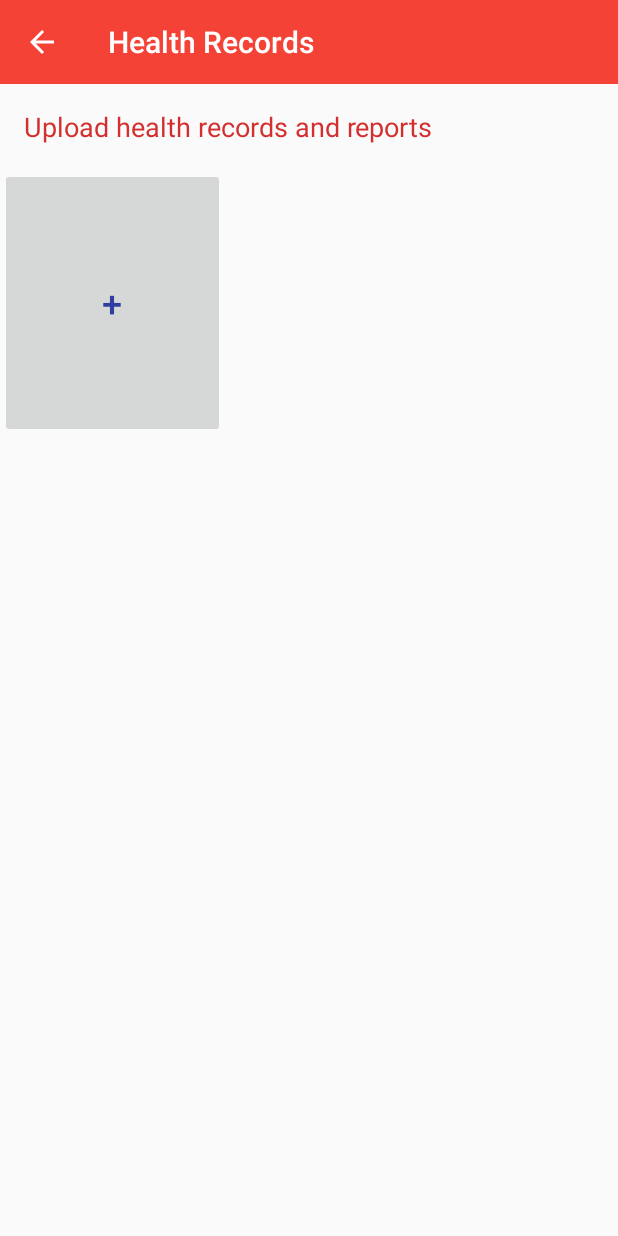
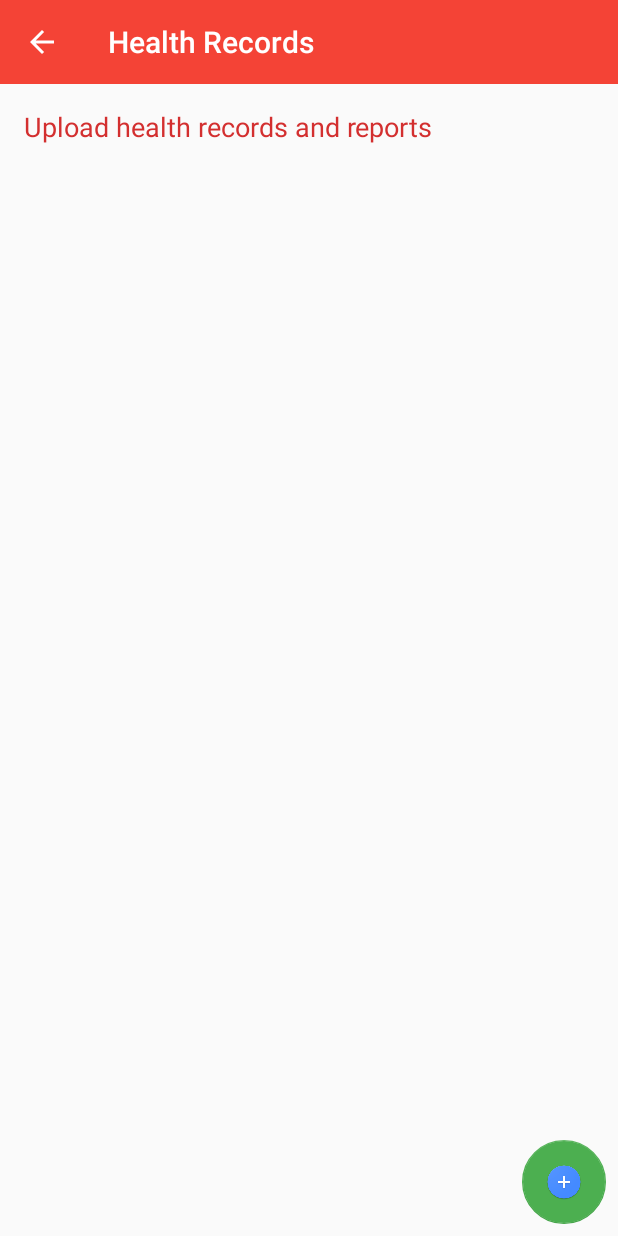
Before and after one commit to Muskan-Mittal/Medical_Helper, an Android app: the HealthRecordsActivity screen opened directly, with no data from a screen before it, on a phone screen of 412 x 824 dp. Run offline under Robolectric (Android 15) with nearby library versions, the phone set to English and light mode, and no system bars; our stand-ins replace Firebase (no records; nobody signed in at launch, a user with empty details on screens opened directly).

Commit message:
Added on click method on the grid items i.e images to display the complete image.

```diff
--- a/app/src/main/java/com/example/muskan/medical_help/Fragments/MyMedicineFragment.java
+++ b/app/src/main/java/com/example/muskan/medical_help/Fragments/MyMedicineFragment.java
@@ -133,12 +133,6 @@ public class MyMedicineFragment extends Fragment {
         }
 
         rootview = inflater.inflate(R.layout.fragment_mymedicine, container, false);
-
-        Toolbar toolbar = (Toolbar) rootview.findViewById(R.id.toolbar_actionbar_addMedicine);
-        if (toolbar != null) {
-            showBackButton();
-        }
-
         medicineRecyclerView = (RecyclerView) rootview.findViewById(R.id.recyclerView);
         layoutManager = new LinearLayoutManager(getActivity());
         medicineAdapter = new MedicineAdapter(getActivity(), medicineList, FilePathStrings, FileNameStrings);
--- a/app/src/main/java/com/example/muskan/medical_help/Fragments/RemindersFragment.java
+++ b/app/src/main/java/com/example/muskan/medical_help/Fragments/RemindersFragment.java
@@ -118,9 +118,7 @@ public class RemindersFragment extends Fragment implements RecyclerItemClickList
 
             @Override
             public void onItemLongClick(View view, final int position) {
-               /* if (( getActivity()) != null) {
-                    ((RecyclerItemClickListener.OnItemClickListener) getActivity()).onItemLongClick(view, position);
-                }*/
+
                 AlertDialog.Builder alertDlg = new AlertDialog.Builder(getActivity());
                 alertDlg.setMessage("Are you sure you remove this medicine?");
                 alertDlg.setCancelable(false);
--- a/app/src/main/java/com/example/muskan/medical_help/HealthRecordsActivity.java
+++ b/app/src/main/java/com/example/muskan/medical_help/HealthRecordsActivity.java
@@ -1,25 +1,35 @@
 package com.example.muskan.medical_help;
 
 import android.annotation.SuppressLint;
+import android.app.Activity;
 import android.app.ProgressDialog;
+import android.content.Context;
+import android.content.DialogInterface;
 import android.content.Intent;
 import android.content.pm.PackageManager;
 import android.net.Uri;
 import android.os.Build;
 import android.os.Bundle;
 import android.os.Environment;
+import android.os.Parcelable;
 import android.provider.MediaStore;
+import android.support.design.widget.FloatingActionButton;
+import android.support.v7.app.AlertDialog;
 import android.support.v7.app.AppCompatActivity;
 import android.support.v7.widget.GridLayoutManager;
+import android.support.v7.widget.LinearLayoutManager;
 import android.support.v7.widget.RecyclerView;
 import android.support.v7.widget.Toolbar;
 import android.util.Log;
 import android.view.View;
+import android.widget.Adapter;
 import android.widget.Button;
 import android.widget.ImageView;
 import android.widget.Toast;
 
+import com.example.muskan.medical_help.Helpers.MedicineAdapter;
 import com.example.muskan.medical_help.Helpers.RecordsAdapter;
+import com.example.muskan.medical_help.Models.medicine_model;
 import com.google.firebase.database.DatabaseReference;
 import com.google.firebase.database.FirebaseDatabase;
 import com.google.firebase.storage.FirebaseStorage;
@@ -29,21 +39,19 @@ import com.google.firebase.storage.StorageTask;
 import java.io.File;
 import java.io.IOException;
 import java.text.SimpleDateFormat;
+import java.util.ArrayList;
 import java.util.Date;
+import java.util.List;
 
 /**
  * Created by muskan on 10/1/18.
  */
 
-public class HealthRecordsActivity extends AppCompatActivity {
+public class HealthRecordsActivity extends AppCompatActivity implements RecyclerItemClickListener.OnItemClickListener {
 
     static int reportNum = 1;
-    Button addPhoto;
+    FloatingActionButton addPhoto;
     Uri currentImageUri;
-    ImageView currentImageView;
-    StorageReference storageReference;
-    DatabaseReference databaseReference;
-    StorageTask storageTask;
     // Request code for camera
     private final int CAMERA_REQUEST_CODE = 100;
     // Request code for runtime permissions
@@ -54,9 +62,10 @@ public class HealthRecordsActivity extends AppCompatActivity {
     private GridLayoutManager layoutManager;
     ProgressDialog progressDialog;
     File file;
-    private String[] FilePathStrings;
-    private String[] FileNameStrings;
+    private List<String> FilePathStrings;
+    private List<String> FileNameStrings;
     private File[] listFile;
+    Context context = this;
 
 
     @Override
@@ -71,33 +80,53 @@ public class HealthRecordsActivity extends AppCompatActivity {
 
         progressDialog = new ProgressDialog(this);
 
-        // Locate the image folder in your SD Card
-        file = new File(Environment.getExternalStorageDirectory()
-                + File.separator + "Health Records");
-        // Create a new folder if no folder named SDImageTutorial exist
-        file.mkdirs();
-        View rootview;
-
-        if (file.isDirectory()) {
-            listFile = file.listFiles();
-            // Create a String array for FilePathStrings
-            FilePathStrings = new String[listFile.length];
-            // Create a String array for FileNameStrings
-            FileNameStrings = new String[listFile.length];
-
-            for (int i = 0; i < listFile.length; i++) {
-                // Get the path of the image file
-                FilePathStrings[i] = listFile[i].getAbsolutePath();
-                // Get the name image file
-                FileNameStrings[i] = listFile[i].getName();
-            }
+        getImagesAfterUpdate();
 
         recordsAdapter = new RecordsAdapter(this, FilePathStrings, FileNameStrings);
         recordsRecyclerView.setLayoutManager(layoutManager);
         recordsRecyclerView.setAdapter(recordsAdapter);
+        recordsRecyclerView.addOnItemTouchListener(new RecyclerItemClickListener(this, recordsRecyclerView, new RecyclerItemClickListener.OnItemClickListener() {
+            @Override
+            public void onItemClick(View view, int position) {
+
+                //((RecyclerItemClickListener.OnItemClickListener) this).onItemClick(view, position);
+                Intent i = new Intent(HealthRecordsActivity.this, FullImageActivity.class);
+                i.putExtra("Filepath", FilePathStrings.get(position));
+                startActivity(i);
+            }
+
+            @Override
+            public void onItemLongClick(View view, final int position) {
+                Log.v("Confirm", "works");
+                AlertDialog.Builder alertDlg = new AlertDialog.Builder(context);
+                alertDlg.setMessage("Are you sure you want to remove this report?").setCancelable(false);
+
+                alertDlg.setPositiveButton("Yes", new DialogInterface.OnClickListener() {
+
+                    public void onClick(DialogInterface dialog, int id) {
+                        FilePathStrings.remove(position);
+                        FileNameStrings.remove(position);
+                        recordsAdapter.notifyItemRemoved(position);
+                        recordsAdapter.notifyItemRangeChanged(position, FileNameStrings.size());
+                        String fileName = FilePathStrings.get(position);
+                        File fDelete = new File(FilePathStrings.get(position));
+                        if (fDelete.exists()) {
+                            if (fDelete.delete()) {
+                                Log.v("file Deleted :", "" + FilePathStrings.get(position));
+                            } else {
+                                Log.v("file not Deleted :", "" + FilePathStrings.get(position));
+                            }
+                        }
+                    }
+                });
+            }
+        }));
+
 
         //Handle add photo button
-            addPhoto.setOnClickListener(new View.OnClickListener() {
+        addPhoto.setOnClickListener(new View.OnClickListener()
+
+        {
             @Override
             public void onClick(View view) {
                 if (getPackageManager().hasSystemFeature(PackageManager.FEATURE_CAMERA)) {
@@ -111,7 +140,7 @@ public class HealthRecordsActivity extends AppCompatActivity {
                 }
             }
         });
-        }
+
     }
 
     private void initToolbar() {
@@ -132,10 +161,7 @@ public class HealthRecordsActivity extends AppCompatActivity {
 
     public void initViews() {
 
-        addPhoto = (Button) findViewById(R.id.addRecord);
-        currentImageView = (ImageView) findViewById(R.id.currentImage);
-        storageReference = FirebaseStorage.getInstance().getReference("uploads");
-        databaseReference = FirebaseDatabase.getInstance().getReference("uploads");
+        addPhoto = (FloatingActionButton) findViewById(R.id.addRecord);
     }
 
     @SuppressLint("WrongConstant")
@@ -192,7 +218,6 @@ public class HealthRecordsActivity extends AppCompatActivity {
         Intent takePictureIntent = new Intent(MediaStore.ACTION_IMAGE_CAPTURE);
 
         if (takePictureIntent.resolveActivity(getPackageManager()) != null) {
-
             File photoFile = null;
             try {
                 photoFile = createImageFile();
@@ -210,7 +235,8 @@ public class HealthRecordsActivity extends AppCompatActivity {
         // Create an image file name
         String folderName = "Health Records";
         String timeStamp = new SimpleDateFormat("yyyyMMdd_HHmmss").format(new Date());
-        String imageFileName = "" + timeStamp + "_";
+        String imageFileName = "Record" + reportNum + "_" + timeStamp;
+        reportNum++;
         File f = new File(Environment.getExternalStorageDirectory(), folderName);
         if (!f.exists()) {
             f.mkdirs();
@@ -232,10 +258,47 @@ public class HealthRecordsActivity extends AppCompatActivity {
         super.onActivityResult(requestCode, resultCode, data);
         if (requestCode == CAMERA_REQUEST_CODE && resultCode == RESULT_OK) {
             try {
+                recordsAdapter.notifyDataSetChanged();
+                getImagesAfterUpdate();
                 //Picasso.with(this).load(currentImageUri).into(currentImageView);
             } catch (Exception e) {
                 e.printStackTrace();
             }
         }
     }
+
+    private void getImagesAfterUpdate() {
+
+        // Locate the image folder in your SD Card
+        file = new File(Environment.getExternalStorageDirectory()
+                + File.separator + "Health Records");
+        // Create a new folder if no folder named SDImageTutorial exist
+        file.mkdirs();
+
+        if (file.isDirectory()) {
+            listFile = file.listFiles();
+            // Create a String array for FilePathStrings
+            FilePathStrings = new ArrayList<>();
+            // Create a String array for FileNameStrings
+            FileNameStrings = new ArrayList<>();
+
+            for (int i = 0; i < listFile.length; i++) {
+                // Get the path of the image file
+                FilePathStrings.add(listFile[i].getAbsolutePath());
+                // Get the name image file
+                FileNameStrings.add(listFile[i].getName());
             }
+        }
+    }
+
+    @Override
+    public void onItemClick(View view, int position) {
+        Intent i = new Intent(HealthRecordsActivity.this, FullImageActivity.class);
+        startActivity(i);
+    }
+
+    @Override
+    public void onItemLongClick(View view, int position) {
+
+    }
+}
--- a/app/src/main/java/com/example/muskan/medical_help/Helpers/RecordsAdapter.java
+++ b/app/src/main/java/com/example/muskan/medical_help/Helpers/RecordsAdapter.java
@@ -13,6 +13,9 @@ import android.widget.TextView;
 
 import com.example.muskan.medical_help.R;
 
+import java.util.ArrayList;
+import java.util.List;
+
 /**
  * Created by muskan on 11/1/18.
  */
@@ -20,12 +23,12 @@ import com.example.muskan.medical_help.R;
 public class RecordsAdapter extends RecyclerView.Adapter<RecordsAdapter.RecordsViewHolder> {
 
     private Activity activity;
-    private String[] filename;
-    private String[] filepath;
+    private List<String> filename;
+    private List<String> filepath;
     private static LayoutInflater inflater = null;
     int pos = 0;
 
-    public RecordsAdapter(Activity a, String[] fpath, String[] fname) {
+    public RecordsAdapter(Activity a, List<String> fpath, List<String> fname) {
 
         activity = a;
         filename = fname;
@@ -43,15 +46,16 @@ public class RecordsAdapter extends RecyclerView.Adapter<RecordsAdapter.RecordsV
 
     @Override
     public void onBindViewHolder(RecordsViewHolder holder, int position) {
-
-        holder.name.setText(filename[position]);
-        Bitmap bmp = getResizedBitmap(BitmapFactory.decodeFile(filepath[position]),250);
+        String fileName = filename.get(position);
+        String filePath = filepath.get(position);
+        holder.name.setText(fileName);
+        Bitmap bmp = getResizedBitmap(BitmapFactory.decodeFile(filePath),200);
         holder.iv_record.setImageBitmap(bmp);
     }
 
     @Override
     public int getItemCount() {
-        return filename.length;
+        return filename.size();
     }
 
     public class RecordsViewHolder extends RecyclerView.ViewHolder {
--- a/app/src/main/res/layout/activity_health_records.xml
+++ b/app/src/main/res/layout/activity_health_records.xml
@@ -1,6 +1,6 @@
 <LinearLayout xmlns:android="http://schemas.android.com/apk/res/android"
     android:layout_width="match_parent"
-    android:layout_height="wrap_content"
+    android:layout_height="match_parent"
     android:fitsSystemWindows="true"
     android:orientation="vertical"
     android:theme="@style/AppTheme">
@@ -11,10 +11,6 @@
         android:layout_width="match_parent"
         android:layout_height="wrap_content" />
 
-    <RelativeLayout
-        android:layout_width="match_parent"
-        android:layout_height="wrap_content">
-
     <TextView
         android:id="@+id/HealthText"
         style="@style/textStyle"
@@ -22,27 +18,31 @@
         android:layout_height="wrap_content"
         android:text="@string/UploadRecordsText" />
 
+    <LinearLayout
+        android:layout_width="match_parent"
+        android:layout_height="0dp"
+        android:layout_weight="1"
+        android:orientation="vertical">
+
+        <RelativeLayout
+            android:layout_width="match_parent"
+            android:layout_height="wrap_content">
+
             <android.support.v7.widget.RecyclerView
                 android:id="@+id/recyclerViewForHealthRecords"
                 android:layout_width="match_parent"
                 android:layout_height="wrap_content"
-            android:layout_alignTop="@+id/HealthText"
-            android:layout_marginTop="40dp" />
-
-        <Button
-            android:id="@+id/addRecord"
-            android:layout_width="150dp"
-            android:layout_height="180dp"
-            android:layout_alignTop="@+id/HealthText"
-            android:layout_marginTop="40dp"
-            android:text="+"
-            android:textColor="@color/colorPrimaryDark"
-            android:textSize="24sp" />
-
-        <ImageView
-            android:id="@+id/currentImage"
-            android:layout_width="150dp"
-            android:layout_height="180dp"
-            android:layout_margin="20dp" />
+                android:layout_marginTop="10dp"
+                android:layout_marginLeft="4dp"
+                android:layout_marginRight="4dp"/>
         </RelativeLayout>
     </LinearLayout>
+
+    <android.support.design.widget.FloatingActionButton
+        android:id="@+id/addRecord"
+        android:layout_width="wrap_content"
+        android:layout_height="wrap_content"
+        android:layout_gravity="bottom|end"
+        android:layout_margin="@dimen/fab_margin"
+        android:src="@drawable/add_button" />
+</LinearLayout>
--- a/app/src/main/res/layout/list_records.xml
+++ b/app/src/main/res/layout/list_records.xml
@@ -6,7 +6,7 @@
     android:layout_height="wrap_content"
     card_view:cardUseCompatPadding="true"
     card_view:cardCornerRadius="8dp"
-    android:layout_marginBottom="16dp">
+    android:layout_marginBottom="6dp">
 
     <RelativeLayout
         android:layout_width="match_parent"
@@ -24,7 +24,6 @@
             android:id="@+id/tv_title"
             android:layout_gravity="center"
             android:textColor="#121212"
-            android:textStyle="bold"
             android:layout_width="wrap_content"
             android:layout_height="wrap_content"
             android:layout_below="@+id/img_upload"
```
Also changed, not shown: app/src/main/AndroidManifest.xml (+10 -0 lines), app/src/main/java/com/example/muskan/medical_help/FullImageActivity.java (added, +43 -0 lines), app/src/main/java/com/example/muskan/medical_help/MyMedicineActivity.java (+10 -0 lines), app/src/main/res/layout/activity_full_image.xml (added, +12 -0 lines), app/src/main/res/drawable/add_button.png (added). Lines whose indentation alone changed are shown as unchanged.
